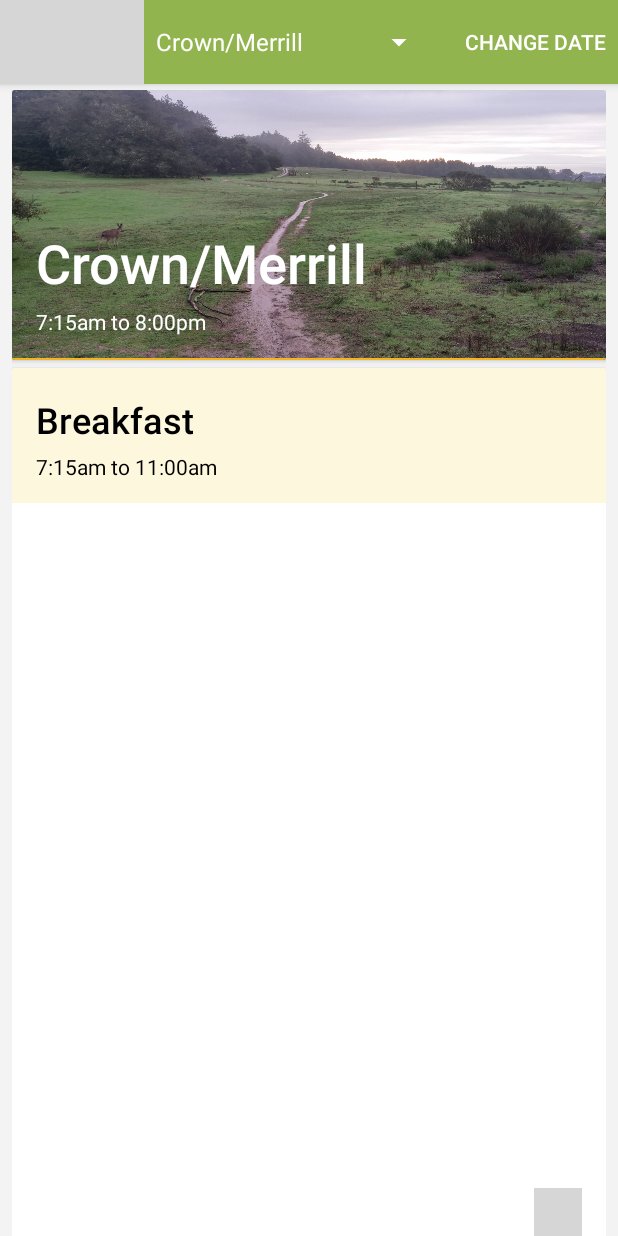
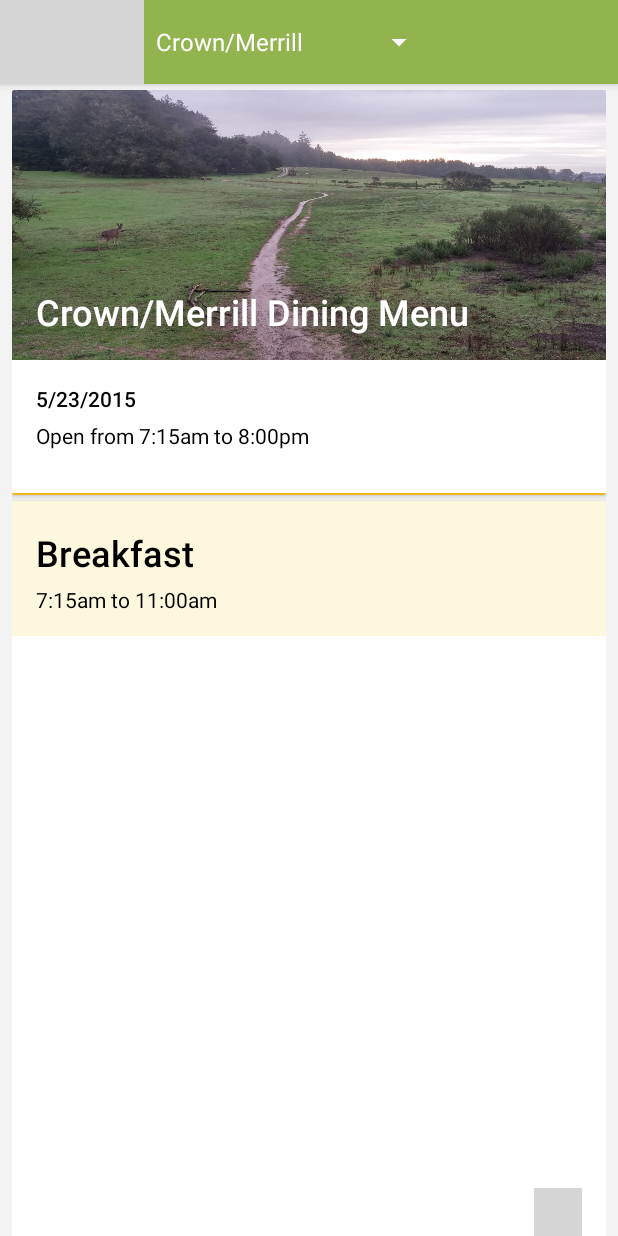
Before and after one commit to ChandlerMoeller/TestAppPleaseIgnore, an Android app: the DiningActivity screen opened directly, with no data from a screen before it, after a tap on "Breakfast", on a phone screen of 412 x 824 dp. Run offline under Robolectric (Android 15) with nearby library versions, the phone set to English and light mode, and no system bars; libraries missing offline, so code that uses them is left out: com.doomonafireball.betterpickers, com.gc.materialdesign; plain views replace ButtonFloat, ScrollView; network calls fail; 4 statements that could not run were skipped; 1 other tap on this screen came first; grey boxes are pictures that could not be loaded.

Commit message:
Dining fab now brings up material date picker.

```diff
--- a/app/src/main/java/com/drmidnight/materialtest/DiningActivity.java
+++ b/app/src/main/java/com/drmidnight/materialtest/DiningActivity.java
@@ -43,6 +43,7 @@ public class DiningActivity extends ActionBarActivity implements CalendarDatePic
 
     private Toolbar toolbar;
     private ButtonFloat buttonFloat;
+    private TextView dateintop;
 
     Calendar c = Calendar.getInstance(TimeZone.getDefault());
     int startYear = c.get(Calendar.YEAR);
@@ -449,7 +450,10 @@ public class DiningActivity extends ActionBarActivity implements CalendarDatePic
 
 
         //FAB STUFF
+        dateintop = (TextView) findViewById(R.id.dateintop);
         buttonFloat = (ButtonFloat) findViewById(R.id.buttonFloat);
+
+        dateintop.setText(startMonth + "/" + startDay + "/" + startYear);
 
         buttonFloat.setOnClickListener(new View.OnClickListener() {
             @Override
@@ -467,7 +471,33 @@ public class DiningActivity extends ActionBarActivity implements CalendarDatePic
 
     @Override
     public void onDateSet(CalendarDatePickerDialog dialog, int year, int monthOfYear, int dayOfMonth) {
-        //text.setText("Year: " + year + "\nMonth: " + monthOfYear + "\nDay: " + dayOfMonth);
+        dateintop.setText(monthOfYear+1 + "/" + dayOfMonth + "/" + year);
+
+
+        try {
+
+            // Remove this
+            StrictMode.ThreadPolicy policy = new
+                    StrictMode.ThreadPolicy.Builder()
+                    .permitAll().build();
+            StrictMode.setThreadPolicy(policy);
+
+
+
+            menu = new com.drmidnight.materialtest.Menu(dayOfMonth, monthOfYear+1, year, com.drmidnight.materialtest.Menu.CM);
+            breakfast = menu.getBreakfast();
+            lunch = menu.getLunch();
+            dinner = menu.getDinner();
+            //menu = new com.drmidnight.materialtest.Menu(startDay, startMonth, startYear, com.drmidnight.materialtest.Menu.CS);
+            //menu = new com.drmidnight.materialtest.Menu(startDay, startMonth, startYear, com.drmidnight.materialtest.Menu.PK);
+            //menu = new com.drmidnight.materialtest.Menu(startDay, startMonth, startYear, com.drmidnight.materialtest.Menu.EO);
+            //menu = new com.drmidnight.materialtest.Menu(startDay, startMonth, startYear, com.drmidnight.materialtest.Menu.NT);
+        } catch (IOException e) {
+            e.printStackTrace();
+        }
+
+        mAdapter = new MyDiningListAdapter(BREAKFASTTITLES,BREAKFASTICONS,SUBTITLES,BREAKFASTNAME,BREAKFASTEMAIL,BREAKFASTPROFILE,this);
+        mRecyclerView.setAdapter(mAdapter);
     }
 
     @Override
@@ -498,12 +528,6 @@ public class DiningActivity extends ActionBarActivity implements CalendarDatePic
         // as you specify a parent activity in AndroidManifest.xml.
         int id = item.getItemId();
 
-        //noinspection SimplifiableIfStatement
-        if (id == R.id.action_Changedate) {
-
-            return true;
-        }
-
         return super.onOptionsItemSelected(item);
     }
 }
--- a/app/src/main/res/layout/activity_dining.xml
+++ b/app/src/main/res/layout/activity_dining.xml
@@ -34,19 +34,28 @@
             android:layout_marginTop="4dp"
 
             android:orientation="vertical"
-
             >
 
 
             <android.support.v7.widget.CardView xmlns:card_view="http://schemas.android.com/apk/res-auto"
                 android:id="@+id/tableLayout3"
-                style="@style/largecard"
+                style="@style/diningheadercard"
                 android:weightSum="1"
                 card_view:cardPreventCornerOverlap="false">
 
                 <RelativeLayout
                     android:layout_width="match_parent"
                     android:layout_height="match_parent"
+                    android:orientation="vertical">
+
+                    <LinearLayout
+                        android:layout_width="match_parent"
+                        android:layout_height="match_parent"
+                        android:orientation="vertical">
+
+                        <RelativeLayout
+                            android:layout_width="match_parent"
+                            android:layout_height="180dp"
                             android:orientation="vertical">
 
                             <ImageView
@@ -57,28 +66,48 @@
                                 android:scaleType="fitXY"
                                 android:src="@drawable/scenicwetgrass" />
 
+                            <TextView
+                                android:id="@+id/name"
+                                android:layout_width="wrap_content"
+                                android:layout_height="wrap_content"
+                                android:layout_alignParentBottom="true"
+                                android:layout_alignParentLeft="true"
+                                android:layout_alignParentStart="true"
+                                android:layout_marginBottom="16dp"
+                                android:layout_marginLeft="16dp"
+                                android:fontFamily="sans-serif-medium"
+                                android:text="Crown/Merrill Dining Menu"
+                                android:textColor="#FFFFFF"
+                                android:textSize="24sp"
+                                android:textStyle="normal"
+
+                                />
+
+                        </RelativeLayout>
+
                         <LinearLayout
                             android:layout_width="match_parent"
                             android:layout_height="wrap_content"
                             android:layout_alignParentBottom="true"
                             android:layout_alignParentLeft="true"
                             android:layout_alignParentStart="true"
-                        android:orientation="vertical"
-                        android:layout_marginBottom="16dp">
+                            android:layout_marginBottom="16dp"
+                            android:orientation="vertical">
 
                             <TextView
-                            android:id="@+id/name"
+                                android:id="@+id/dateintop"
                                 android:layout_width="wrap_content"
                                 android:layout_height="wrap_content"
                                 android:layout_marginLeft="16dp"
+                                android:layout_marginTop="16dp"
                                 android:fontFamily="sans-serif-medium"
-                            android:text="Crown/Merrill"
-                            android:textColor="#FFFFFF"
-                            android:textSize="36sp"
-
+                                android:text="No Date Selected"
+                                android:textColor="#000"
+                                android:textSize="14sp"
                                 android:textStyle="normal"
 
                                 />
+
 
                             <TextView
                                 android:id="@+id/email"
@@ -87,13 +116,15 @@
                                 android:layout_marginLeft="16dp"
                                 android:layout_marginTop="5dp"
                                 android:fontFamily="sans-serif"
-                            android:text="7:15am to 8:00pm"
-                            android:textColor="#FFFFFF"
+                                android:text="Open from 7:15am to 8:00pm"
+                                android:textColor="#000"
                                 android:textSize="14sp"
-
                                 android:textStyle="normal"
 
                                 />
+
+                        </LinearLayout>
+
                     </LinearLayout>
 
                     <View
--- a/app/src/main/res/menu/menu_dining.xml
+++ b/app/src/main/res/menu/menu_dining.xml
@@ -2,6 +2,10 @@
     xmlns:app="http://schemas.android.com/apk/res-auto"
     xmlns:tools="http://schemas.android.com/tools"
     tools:context="com.drmidnight.materialtest.DiningActivity">
-    <item android:id="@+id/action_Changedate" android:title="@string/action_changedate"
-        android:orderInCategory="100" app:showAsAction="ifRoom" />
 </menu>
+
+<!--
+<item android:id="@+id/action_Changedate" android:title="@string/action_changedate"
+android:orderInCategory="100" app:showAsAction="ifRoom" />
+
+    -->
--- a/app/src/main/res/values-v21/styles.xml
+++ b/app/src/main/res/values-v21/styles.xml
@@ -60,5 +60,11 @@
 
     </style>
 
+    <style name="diningheadercard">
+        <item name="android:layout_width">match_parent</item>
+        <item name="android:layout_height">270dp</item>
+        <item name="android:orientation">vertical</item>
+        <item name="android:layout_marginBottom">4dp</item>
+    </style>
 
 </resources>
--- a/app/src/main/res/values/styles.xml
+++ b/app/src/main/res/values/styles.xml
@@ -56,5 +56,12 @@
 
     </style>
 
+    <style name="diningheadercard">
+        <item name="android:layout_width">match_parent</item>
+        <item name="android:layout_height">270dp</item>
+        <item name="android:orientation">vertical</item>
+        <item name="android:layout_marginBottom">4dp</item>
+    </style>
+
 
 </resources>
```
Also changed, not shown: app/src/main/res/mipmap-hdpi/ic_launcher.png (deleted), app/src/main/res/mipmap-mdpi/ic_launcher.png (deleted), app/src/main/res/mipmap-xhdpi/ic_launcher.png (deleted), app/src/main/res/mipmap-xxhdpi/ic_launcher.png (deleted), app/src/main/res/mipmap-xxxhdpi/ic_launcher.png (deleted), 1 other file. Lines whose indentation alone changed are shown as unchanged.
